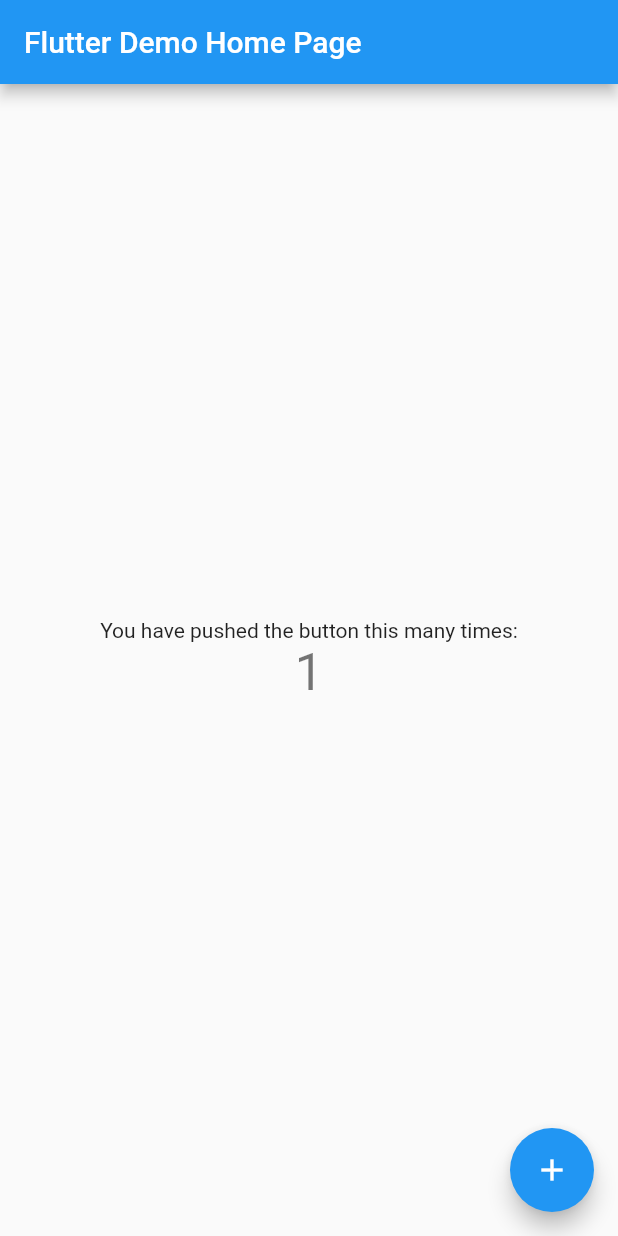
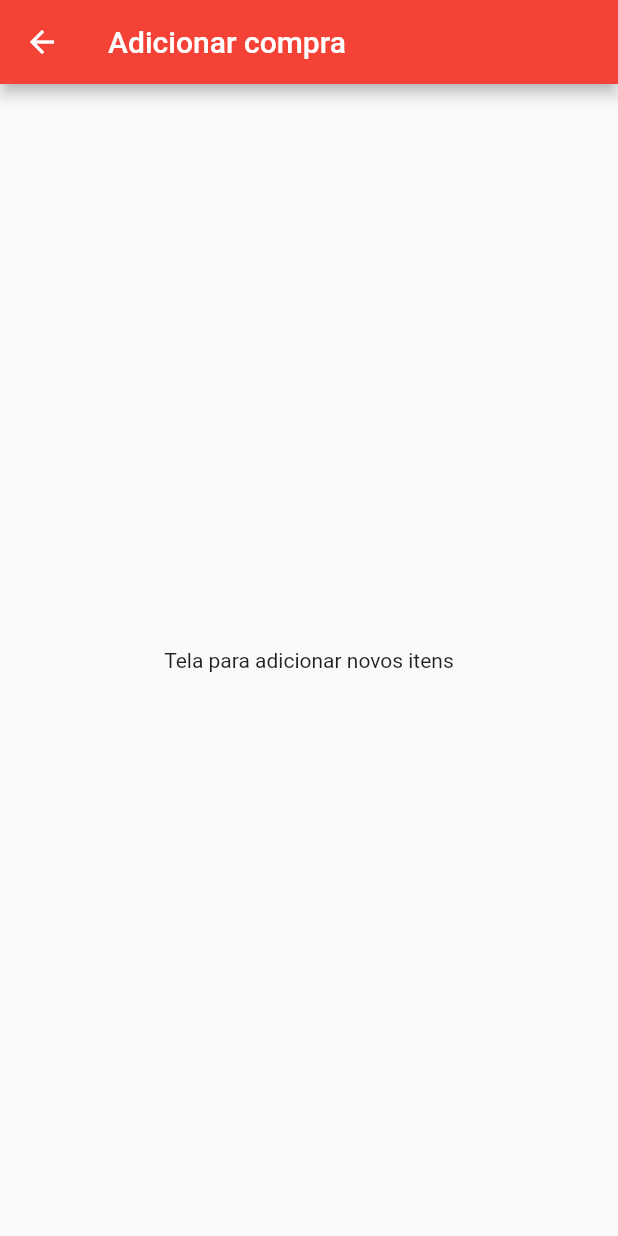
Before and after one commit to kauaestriga/UShopping, a Flutter app: the screen it shows after launch, after a tap on the "add" icon, on a phone screen of 412 x 824 dp. Run offline on Flutter 3.47's test engine with Material 2 defaults, Android fonts, the phone set to English and light mode, and no system bars.

Commit message:
Criacao das rotas e estrutura inicial do fluxo do app

```diff
--- a/lib/home.dart
+++ b/lib/home.dart
@@ -0,0 +1,27 @@
+import 'package:flutter/material.dart';
+
+class Home extends StatelessWidget {
+
+  @override
+  Widget build(BuildContext context) {
+    return Scaffold(
+      appBar: AppBar(
+        title: Text("Lista de compras"),
+        actions: [
+          IconButton(
+              icon: Icon(Icons.shopping_cart_outlined),
+              onPressed: () {
+                Navigator.pushNamed(context, "/totalPurchase");
+              })
+        ],
+      ),
+      body: Center(
+        child: Text("Tela de listagem"),
+      ),
+      floatingActionButton: FloatingActionButton(
+        child: Icon(Icons.add),
+        onPressed: () => Navigator.pushNamed(context, "/addPurchase"),
+      ),
+    );
+  }
+}
--- a/lib/main.dart
+++ b/lib/main.dart
@@ -1,113 +1,29 @@
 import 'package:flutter/material.dart';
+import 'package:flutter_app_ushopping/sqlite/addPurchase.dart';
+import 'package:flutter_app_ushopping/totalPurchase.dart';
+
+import 'home.dart';
 
 void main() {
   runApp(MyApp());
 }
 
 class MyApp extends StatelessWidget {
-  // This widget is the root of your application.
+
   @override
   Widget build(BuildContext context) {
     return MaterialApp(
-      title: 'Flutter Demo',
+      title: 'UShopping',
       theme: ThemeData(
-        // This is the theme of your application.
-        //
-        // Try running your application with "flutter run". You'll see the
-        // application has a blue toolbar. Then, without quitting the app, try
-        // changing the primarySwatch below to Colors.green and then invoke
-        // "hot reload" (press "r" in the console where you ran "flutter run",
-        // or simply save your changes to "hot reload" in a Flutter IDE).
-        // Notice that the counter didn't reset back to zero; the application
-        // is not restarted.
-        primarySwatch: Colors.blue,
+        primarySwatch: Colors.red,
+        visualDensity: VisualDensity.adaptivePlatformDensity,
       ),
-      home: MyHomePage(title: 'Flutter Demo Home Page'),
+      initialRoute: '/',
+      routes: {
+        '/': (context) => Home(),
+        '/addPurchase' : (context) => AddPurchase(),
+        '/totalPurchase' : (context) => TotalPurchase()
+      },
     );
   }
 }
-
-class MyHomePage extends StatefulWidget {
-  MyHomePage({Key key, this.title}) : super(key: key);
-
-  // This widget is the home page of your application. It is stateful, meaning
-  // that it has a State object (defined below) that contains fields that affect
-  // how it looks.
-
-  // This class is the configuration for the state. It holds the values (in this
-  // case the title) provided by the parent (in this case the App widget) and
-  // used by the build method of the State. Fields in a Widget subclass are
-  // always marked "final".
-
-  final String title;
-
-  @override
-  _MyHomePageState createState() => _MyHomePageState();
-}
-
-class _MyHomePageState extends State<MyHomePage> {
-  int _counter = 0;
-
-  void _incrementCounter() {
-    setState(() {
-      // This call to setState tells the Flutter framework that something has
-      // changed in this State, which causes it to rerun the build method below
-      // so that the display can reflect the updated values. If we changed
-      // _counter without calling setState(), then the build method would not be
-      // called again, and so nothing would appear to happen.
-      _counter++;
-    });
-  }
-
-  @override
-  Widget build(BuildContext context) {
-    // This method is rerun every time setState is called, for instance as done
-    // by the _incrementCounter method above.
-    //
-    // The Flutter framework has been optimized to make rerunning build methods
-    // fast, so that you can just rebuild anything that needs updating rather
-    // than having to individually change instances of widgets.
-    return Scaffold(
-      appBar: AppBar(
-        // Here we take the value from the MyHomePage object that was created by
-        // the App.build method, and use it to set our appbar title.
-        title: Text(widget.title),
-      ),
-      body: Center(
-        // Center is a layout widget. It takes a single child and positions it
-        // in the middle of the parent.
-        child: Column(
-          // Column is also a layout widget. It takes a list of children and
-          // arranges them vertically. By default, it sizes itself to fit its
-          // children horizontally, and tries to be as tall as its parent.
-          //
-          // Invoke "debug painting" (press "p" in the console, choose the
-          // "Toggle Debug Paint" action from the Flutter Inspector in Android
-          // Studio, or the "Toggle Debug Paint" command in Visual Studio Code)
-          // to see the wireframe for each widget.
-          //
-          // Column has various properties to control how it sizes itself and
-          // how it positions its children. Here we use mainAxisAlignment to
-          // center the children vertically; the main axis here is the vertical
-          // axis because Columns are vertical (the cross axis would be
-          // horizontal).
-          mainAxisAlignment: MainAxisAlignment.center,
-          children: <Widget>[
-            Text(
-              'You have pushed the button this many times:',
-            ),
-            Text(
-              '$_counter',
-              style: Theme.of(context).textTheme.headline4,
-            ),
-          ],
-        ),
-      ),
-      floatingActionButton: FloatingActionButton(
-        onPressed: _incrementCounter,
-        tooltip: 'Increment',
-        child: Icon(Icons.add),
-      ), // This trailing comma makes auto-formatting nicer for build methods.
-    );
-  }
-}
--- a/lib/sqlite/addPurchase.dart
+++ b/lib/sqlite/addPurchase.dart
@@ -0,0 +1,17 @@
+import 'package:flutter/cupertino.dart';
+import 'package:flutter/material.dart';
+
+class AddPurchase extends StatelessWidget {
+
+  @override
+  Widget build(BuildContext context) {
+    return Scaffold(
+      appBar: AppBar(
+        title: Text("Adicionar compra"),
+      ),
+      body: Center(
+        child: Text("Tela para adicionar novos itens"),
+      ),
+    );
+  }
+}
--- a/lib/sqlite/listPurchase.dart
+++ b/lib/sqlite/listPurchase.dart
@@ -0,0 +1,17 @@
+import 'package:flutter/cupertino.dart';
+import 'package:flutter/material.dart';
+
+class ListPurchase extends StatelessWidget {
+
+  @override
+  Widget build(BuildContext context) {
+    return Scaffold(
+      appBar: AppBar(
+        title: Text("Lista de compras"),
+      ),
+      body: Center(
+        child: Text("Tela de listagem"),
+      ),
+    );
+  }
+}
--- a/lib/totalPurchase.dart
+++ b/lib/totalPurchase.dart
@@ -0,0 +1,17 @@
+import 'package:flutter/cupertino.dart';
+import 'package:flutter/material.dart';
+
+class TotalPurchase extends StatelessWidget {
+
+  @override
+  Widget build(BuildContext context) {
+    return Scaffold(
+      appBar: AppBar(
+        title: Text("Total da compra"),
+      ),
+      body: Center(
+        child: Text("Tela de total da compra"),
+      ),
+    );
+  }
+}
```
